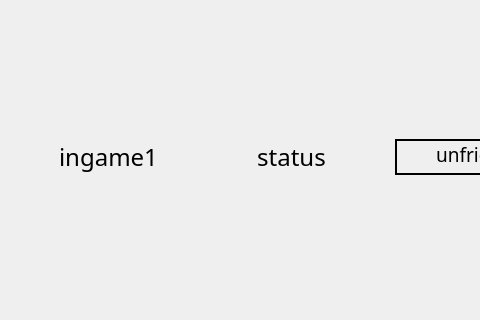
Old version of the form nitin_venv/Chess-master/wui/friendList.ui in the repository NetworkProgramming-20212-Group1/ChessMultiplayer; both pictures show x 0 to 480 and y 103 to 423 of the 583 by 520 pixel window.
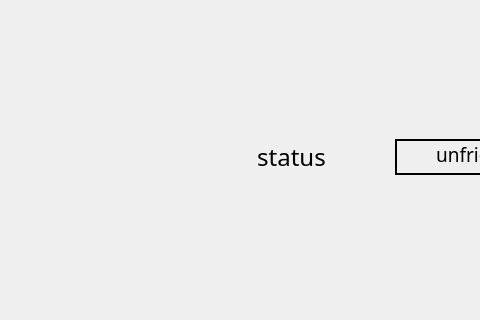
New version of the form.

The edit to the form file:
```diff
--- a/nitin_venv/Chess-master/wui/friendList.ui
+++ b/nitin_venv/Chess-master/wui/friendList.ui
@@ -29,7 +29,7 @@
             </font>
            </property>
            <property name="text">
-            <string>ingame1</string>
+            <string/>
            </property>
            <property name="alignment">
             <set>Qt::AlignCenter</set>
```
Left out of the diff: 3 changed lines with no effect on the pictures.
